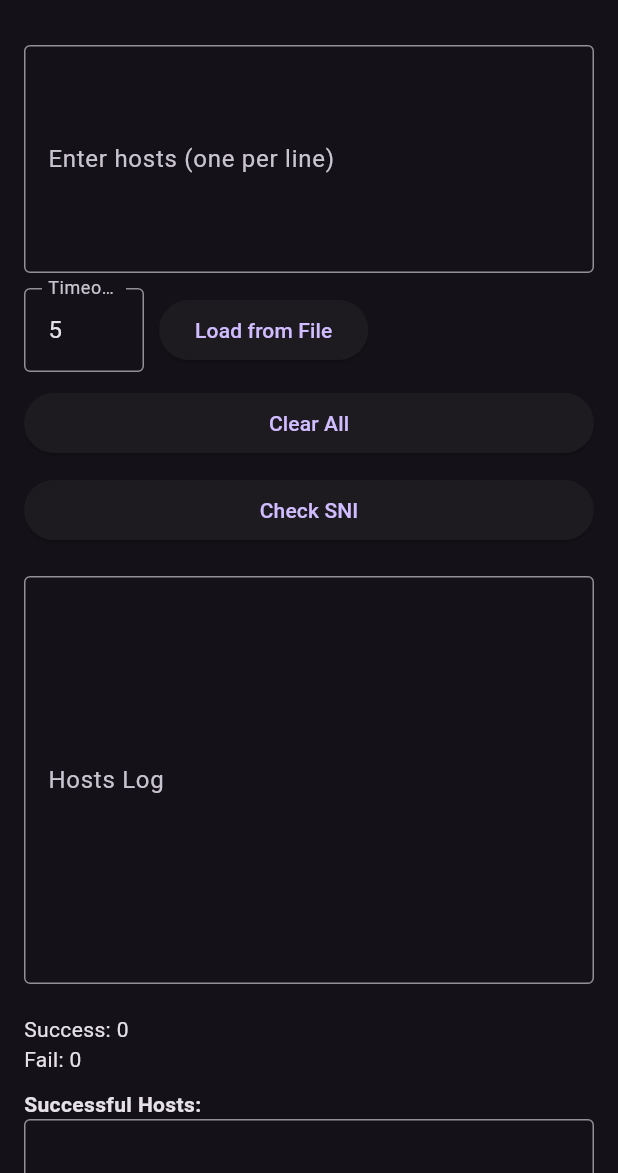
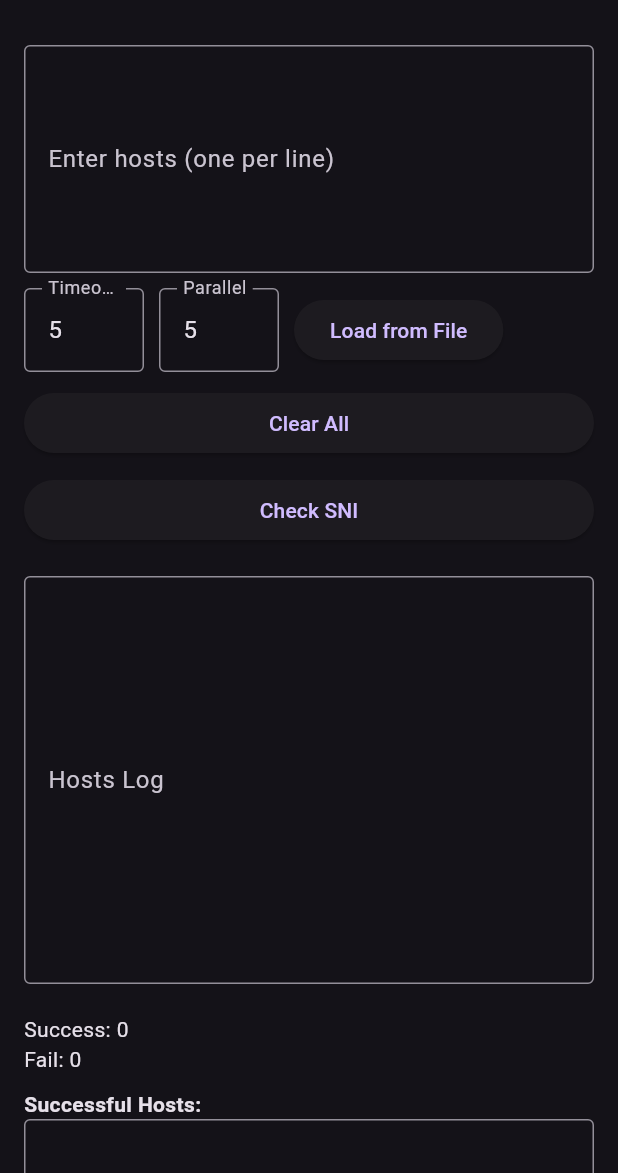
Before and after one commit to esmerboss/flutter-sni-bughost-checker, a Flutter app: the screen it shows after launch, after a tap on "Check SNI", on a phone screen of 412 x 824 dp, the part 63-1236 px from its top. Run offline on Flutter 3.47's test engine with Material 3 defaults, Android fonts, the phone set to English and light mode, and no system bars; our stand-ins replace file_picker, sqflite; accounts and stored records are empty.

Commit message:
timeout feature ve parallel feature added

```diff
--- a/lib/main.dart
+++ b/lib/main.dart
@@ -62,6 +62,7 @@ class SniCheckerHomePage extends StatefulWidget {
 }
 
 class _SniCheckerHomePageState extends State<SniCheckerHomePage> {
+  final TextEditingController _parallelChecksController = TextEditingController(text: '5');
   final TextEditingController _controller = TextEditingController();
   final TextEditingController _timeoutController = TextEditingController(text: '5');
   List<String> _hosts = [];
@@ -107,16 +108,18 @@ class _SniCheckerHomePageState extends State<SniCheckerHomePage> {
     });
 
     List<String> hosts = _controller.text.split('\n');
-    int timeout = int.tryParse(_timeoutController.text) ?? 5;
+    int timeout = int.tryParse(_timeoutController.text) ?? 10;
+    int parallelChecks = int.tryParse(_parallelChecksController.text) ?? 3;
 
+    List<Future<void>> futures = [];
     for (String host in hosts) {
-      if (!_isChecking) {
-        break;
-      }
+      await Future.delayed(Duration(milliseconds: 100));
+      if (!_isChecking) break;
 
       host = host.trim();
       if (host.isNotEmpty) {
-        bool result = await _checkSni(host, timeout);
+        futures.add(_checkSni(host, timeout).then((result) {
+          if (!_isChecking) return;
           setState(() {
             if (result) {
               _successHosts.add(host);
@@ -126,8 +129,16 @@ class _SniCheckerHomePageState extends State<SniCheckerHomePage> {
             }
             _hosts.add('$host - ${result ? "Success" : "Fail"}');
           });
+        }));
+
+        if (futures.length >= parallelChecks) {
+          await Future.wait(futures);
+          futures.clear();
         }
       }
+    }
+
+    await Future.wait(futures);
 
     setState(() {
       _isLoading = false;
@@ -141,6 +152,7 @@ class _SniCheckerHomePageState extends State<SniCheckerHomePage> {
       final response = await http.get(url).timeout(Duration(seconds: timeout));
       return response.statusCode == 200;
     } catch (e) {
+      print('Error checking $hostname: \$e');
       return false;
     }
   }
@@ -201,7 +213,6 @@ class _SniCheckerHomePageState extends State<SniCheckerHomePage> {
             child: Column(
               crossAxisAlignment: CrossAxisAlignment.stretch,
               children: [
-
                 TextField(
                   keyboardType: TextInputType.multiline,
                   textInputAction: TextInputAction.newline,
@@ -223,6 +234,18 @@ class _SniCheckerHomePageState extends State<SniCheckerHomePage> {
                         decoration: InputDecoration(
                           border: OutlineInputBorder(),
                           labelText: 'Timeout (s)',
+                        ),
+                      ),
+                    ),
+                    SizedBox(width: 10),
+                    Container(
+                      width: 80,
+                      child: TextField(
+                        controller: _parallelChecksController,
+                        keyboardType: TextInputType.number,
+                        decoration: InputDecoration(
+                          border: OutlineInputBorder(),
+                          labelText: 'Parallel',
                         ),
                       ),
                     ),
```
Lines whose indentation alone changed are shown as unchanged.
